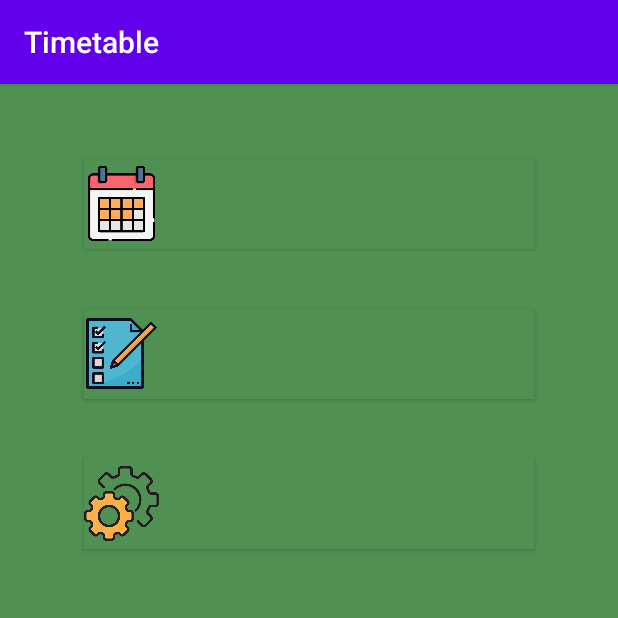
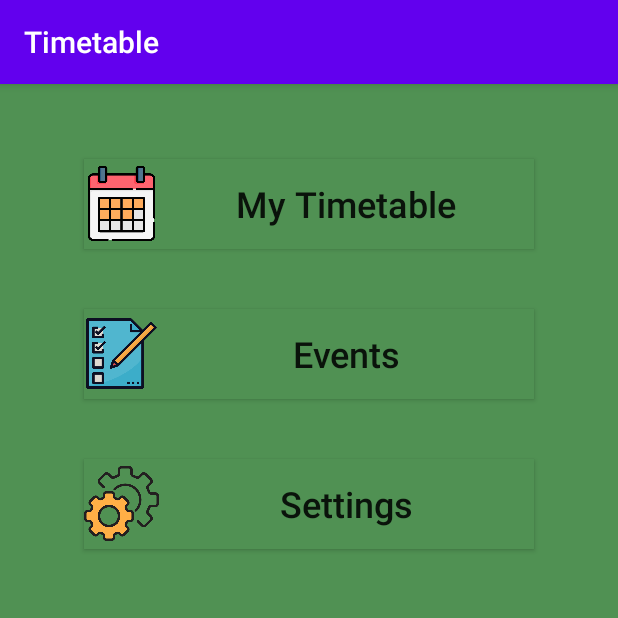
Before and after one commit to andreitraistaru/Timetable, an Android app: the screen it shows after launch (MainActivity), on a phone screen of 412 x 824 dp, the top half of it. Run offline under Robolectric (Android 15) with nearby library versions, the phone set to English and light mode, and no system bars.

```diff
--- /dev/null
+++ b/app/src/main/java/com/timetable/Constants.java
@@ -0,0 +1,5 @@
+package com.timetable;
+
+public class Constants {
+    public static final String UNDEFINED = "undefined";
+}
--- a/app/src/main/res/layout/activity_main.xml
+++ b/app/src/main/res/layout/activity_main.xml
@@ -14,14 +14,15 @@
         android:layout_marginTop="50dp"
         android:background="@color/backgroundMainActivity"
         android:drawableStart="@drawable/timetable_icon_small"
+        android:shadowColor="#FFFFFF"
         android:soundEffectsEnabled="false"
+        android:text="@string/timetable_button_text"
         android:textAlignment="center"
         android:textAllCaps="false"
         android:textSize="24sp"
         app:layout_constraintEnd_toEndOf="parent"
         app:layout_constraintStart_toStartOf="parent"
-        app:layout_constraintTop_toTopOf="parent"
-        tools:text="@string/timetable_button_name" />
+        app:layout_constraintTop_toTopOf="parent" />
 
     <Button
         android:id="@+id/settings"
@@ -31,13 +32,13 @@
         android:background="@color/backgroundMainActivity"
         android:drawableStart="@drawable/settings_icon_small"
         android:soundEffectsEnabled="false"
+        android:text="@string/settings_button_text"
         android:textAlignment="center"
         android:textAllCaps="false"
         android:textSize="24sp"
         app:layout_constraintEnd_toEndOf="parent"
         app:layout_constraintStart_toStartOf="parent"
-        app:layout_constraintTop_toBottomOf="@+id/events"
-        tools:text="Settings" />
+        app:layout_constraintTop_toBottomOf="@+id/events" />
 
     <Button
         android:id="@+id/events"
@@ -47,12 +48,12 @@
         android:background="@color/backgroundMainActivity"
         android:drawableStart="@drawable/events_icon_small"
         android:soundEffectsEnabled="false"
+        android:text="@string/events_button_text"
         android:textAlignment="center"
         android:textAllCaps="false"
         android:textSize="24sp"
         app:layout_constraintEnd_toEndOf="parent"
         app:layout_constraintStart_toStartOf="parent"
-        app:layout_constraintTop_toBottomOf="@+id/timetable"
-        tools:text="Events" />
+        app:layout_constraintTop_toBottomOf="@+id/timetable" />
 
 </androidx.constraintlayout.widget.ConstraintLayout>
--- a/app/src/main/res/values/strings.xml
+++ b/app/src/main/res/values/strings.xml
@@ -1,6 +1,6 @@
 <resources>
     <string name="app_name">Timetable</string>
-    <string name="timetable_button_name">My Timetable</string>
-    <string name="events_button_name">Events</string>
-    <string name="settings_button_name">Settings</string>
+    <string name="timetable_button_text">My Timetable</string>
+    <string name="events_button_text">Events</string>
+    <string name="settings_button_text">Settings</string>
 </resources>
```
Also changed, not shown: app/src/main/java/com/timetable/Subject.java (added, +81 -0 lines).
